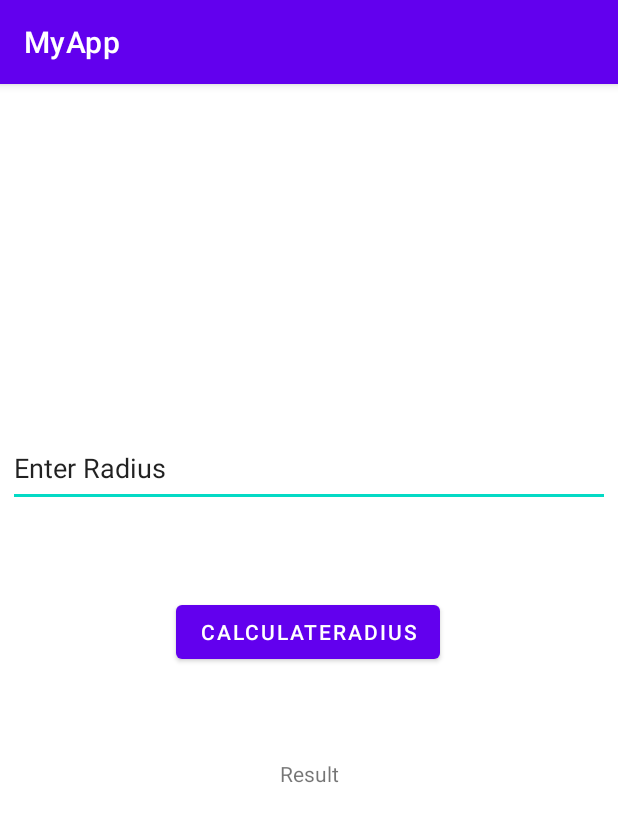
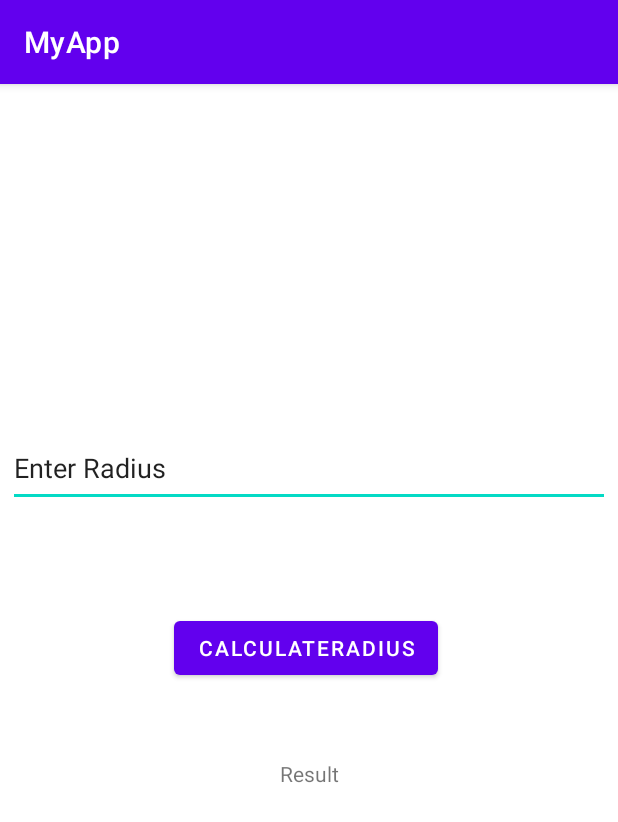
Before and after one commit to neha-0415/KotlinDemo, an Android app: the screen it shows after launch (MainActivity), on a phone screen of 412 x 824 dp. Shown: the top 822 px of the screen. Run offline under Robolectric (Android 15) with nearby library versions, the phone set to English and light mode, and no system bars.

Commit message:
area of circle app

```diff
--- a/app/src/main/java/com/example/myapp/MainActivity.kt
+++ b/app/src/main/java/com/example/myapp/MainActivity.kt
@@ -19,7 +19,7 @@ class MainActivity : AppCompatActivity() {
 
         btn.setOnClickListener(View.OnClickListener {
             // Code here executes on main thread after user presses button
-            var radius = input_radius.text.toString().toDouble()
+            var radius= input_radius.text.toString().toDouble()
             val pi = 3.1415
             var area = radius * radius * pi
             txt.text = "Area of Circle is $area"
--- a/app/src/main/res/layout/activity_main.xml
+++ b/app/src/main/res/layout/activity_main.xml
@@ -21,8 +21,8 @@
         android:id="@+id/btn"
         android:layout_width="wrap_content"
         android:layout_height="wrap_content"
-        android:layout_marginStart="117dp"
-        android:layout_marginTop="341dp"
+        android:layout_marginStart="116dp"
+        android:layout_marginTop="352dp"
         android:text="CalculateRadius"
         app:layout_constraintStart_toStartOf="parent"
         app:layout_constraintTop_toTopOf="parent" />
```
